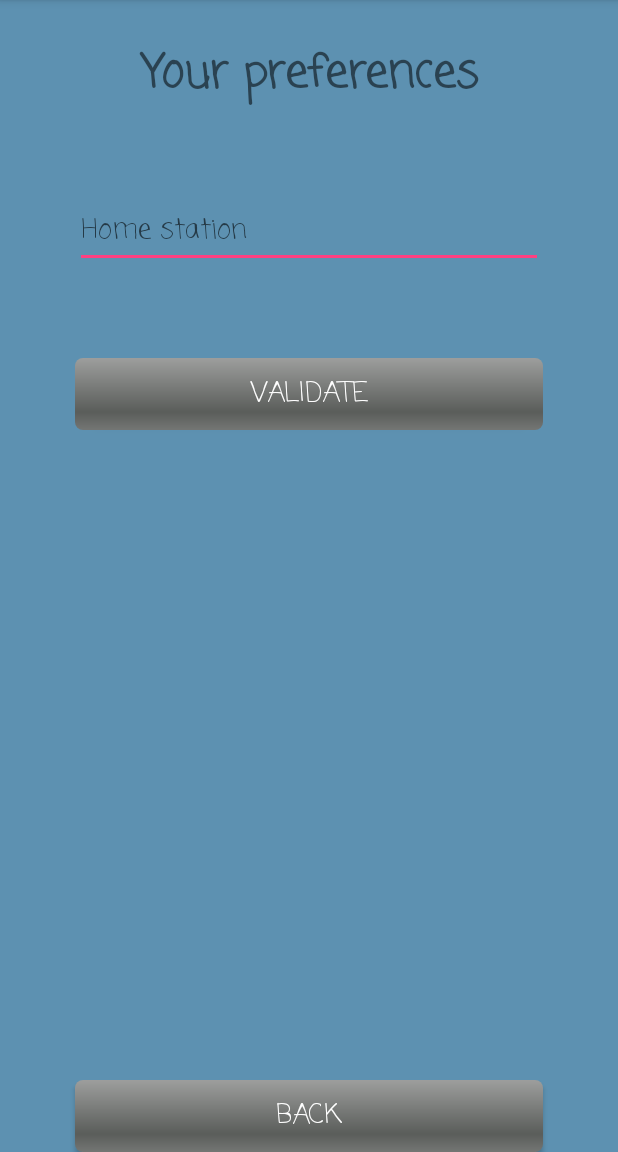
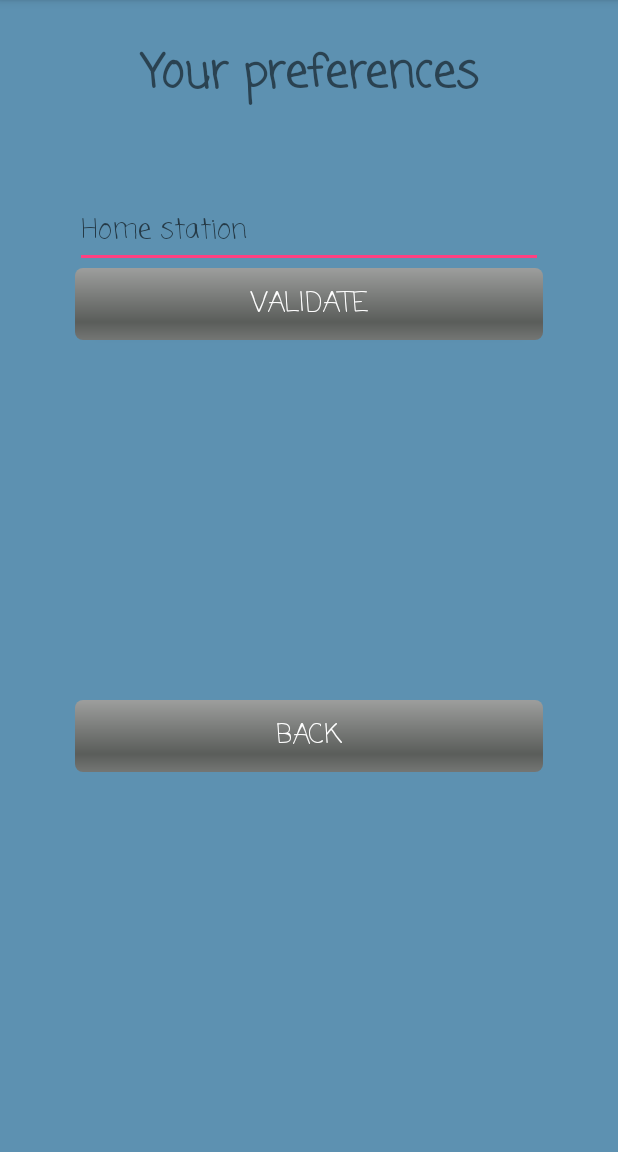
Before and after one commit to kryscooler2/LOCI, an Android app: the UserData screen opened directly, with no data from a screen before it, on a phone screen of 412 x 824 dp, the part 84-1236 px from its top. Run offline under Robolectric (Android 15) with nearby library versions, the phone set to English and light mode, and no system bars; network calls fail.

Commit message:
Amelioration of the search + fix some problems of layout

```diff
--- a/LOCI/front_loci/app/src/main/java/lociteam/com/loci/MapResult.java
+++ b/LOCI/front_loci/app/src/main/java/lociteam/com/loci/MapResult.java
@@ -40,6 +40,12 @@ public class MapResult extends AppCompatActivity  {
                 e.printStackTrace();
             }
 
+
+            List<String> stationReordered = new ArrayList<>();
+            for (int i=stations.size()-1; i>=0; i-- ){
+                stationReordered.add(stations.get(i));
+            }
+            stations = stationReordered;
             ListView listView = (ListView) findViewById(R.id.station_list);
                 ArrayAdapter<String> adapter=new ArrayAdapter<>(getApplicationContext(), android.R.layout.simple_list_item_1, stations);
                 listView.setAdapter(adapter);
--- a/LOCI/front_loci/app/src/main/res/layout/activity_user_data.xml
+++ b/LOCI/front_loci/app/src/main/res/layout/activity_user_data.xml
@@ -7,6 +7,17 @@
     android:orientation="vertical"
     android:weightSum="1">
 
+
+    <ScrollView
+        android:layout_width="match_parent"
+        android:layout_height="match_parent"
+        android:layout_weight="1">
+
+        <LinearLayout
+            android:layout_width="match_parent"
+            android:layout_height="match_parent"
+            android:orientation="vertical">
+
             <TextView
                 android:layout_width="match_parent"
                 android:layout_height="100dp"
@@ -15,7 +26,7 @@
                 android:gravity="center"
                 android:text="Your preferences"
                 android:textSize="30sp"
-        android:textStyle="bold" />
+                android:textStyle="bold"/>
 
             <AutoCompleteTextView
                 android:id="@+id/choiceModify"
@@ -27,11 +38,7 @@
                 android:fontFamily="casual"
                 android:hint="Home"
                 android:inputType="textPersonName"
-        android:textColorLink="@color/colorPrimaryDark" />
-
-    <Space
-        android:layout_width="match_parent"
-        android:layout_height="60dp" />
+                android:textColorLink="@color/colorPrimaryDark"/>
 
             <Button
                 android:id="@+id/validateModifications"
@@ -43,24 +50,26 @@
                 android:fontFamily="casual"
                 android:text="Validate"
                 android:textColor="@android:color/background_light"
-        android:textSize="18sp" />
+                android:textSize="18sp"/>
 
-    <RelativeLayout
+            <Space
                 android:layout_width="match_parent"
-        android:layout_height="match_parent">
+                android:layout_height="240dp" />
 
             <Button
                 android:id="@+id/back"
                 android:layout_width="match_parent"
                 android:layout_height="wrap_content"
+                android:layout_alignParentBottom="true"
                 android:layout_marginLeft="50dp"
                 android:layout_marginRight="50dp"
                 android:background="@android:drawable/progress_horizontal"
                 android:fontFamily="casual"
                 android:text="Back"
                 android:textColor="@android:color/background_light"
-            android:textSize="18sp"
-            android:layout_alignParentBottom="true" />
-    </RelativeLayout>
+                android:textSize="18sp"/>
 
         </LinearLayout>
+    </ScrollView>
+
+</LinearLayout>
```
Also changed, not shown: LOCI/front_loci/app/src/main/java/lociteam/com/loci/Search.java (+22 -0 lines), LOCI/front_loci/app/src/main/res/layout/activity_result.xml (+6 -11 lines), LOCI/front_loci/app/src/main/res/layout/activity_search.xml (+105 -9 lines). Lines whose indentation alone changed are shown as unchanged.
